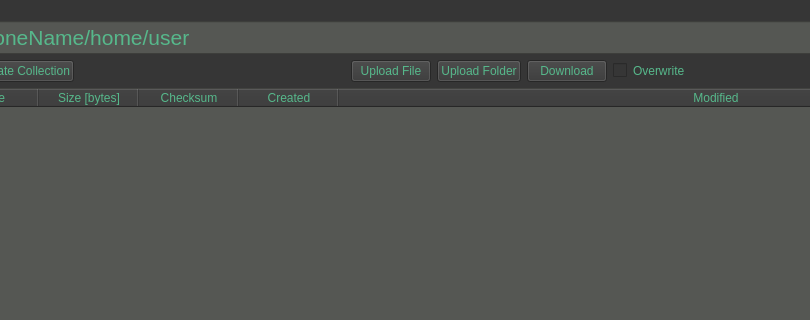
iBridges-for-iRODS/iBridges-GUI, file ibridgesgui/ui_files/tabBrowser.ui: the form before one commit; both pictures show x 173 to 983 and y 0 to 320 of the 1278 by 818 pixel window.
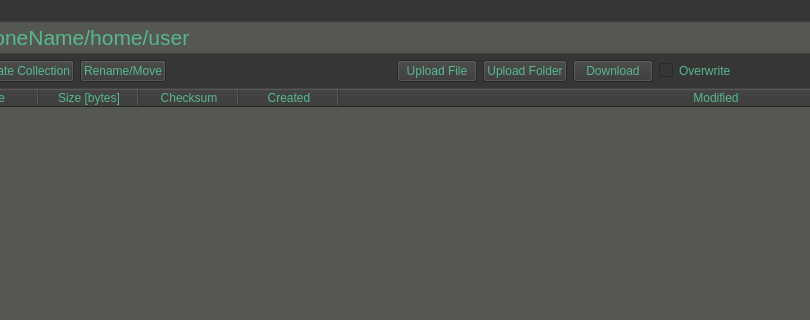
The form after the commit. The open tabs and pages were chosen to show the change. Icons and pictures are not drawn.

```diff
--- a/ibridgesgui/ui_files/tabBrowser.ui
+++ b/ibridgesgui/ui_files/tabBrowser.ui
@@ -156,6 +156,13 @@
          </property>
         </widget>
        </item>
+       <item>
+        <widget class="QPushButton" name="rename_button">
+         <property name="text">
+          <string>Rename/Move</string>
+         </property>
+        </widget>
+       </item>
        <item>
         <spacer name="horizontalSpacer_2">
          <property name="orientation">
```
Left out of the diff: 21 changed lines with no effect on the pictures.
